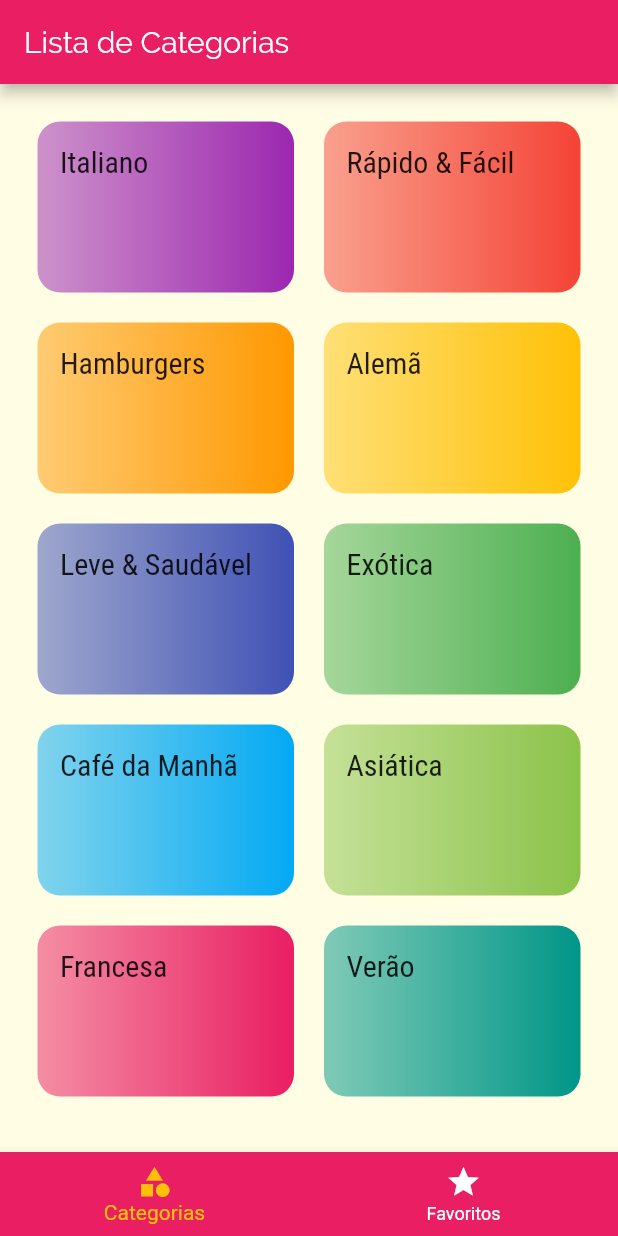
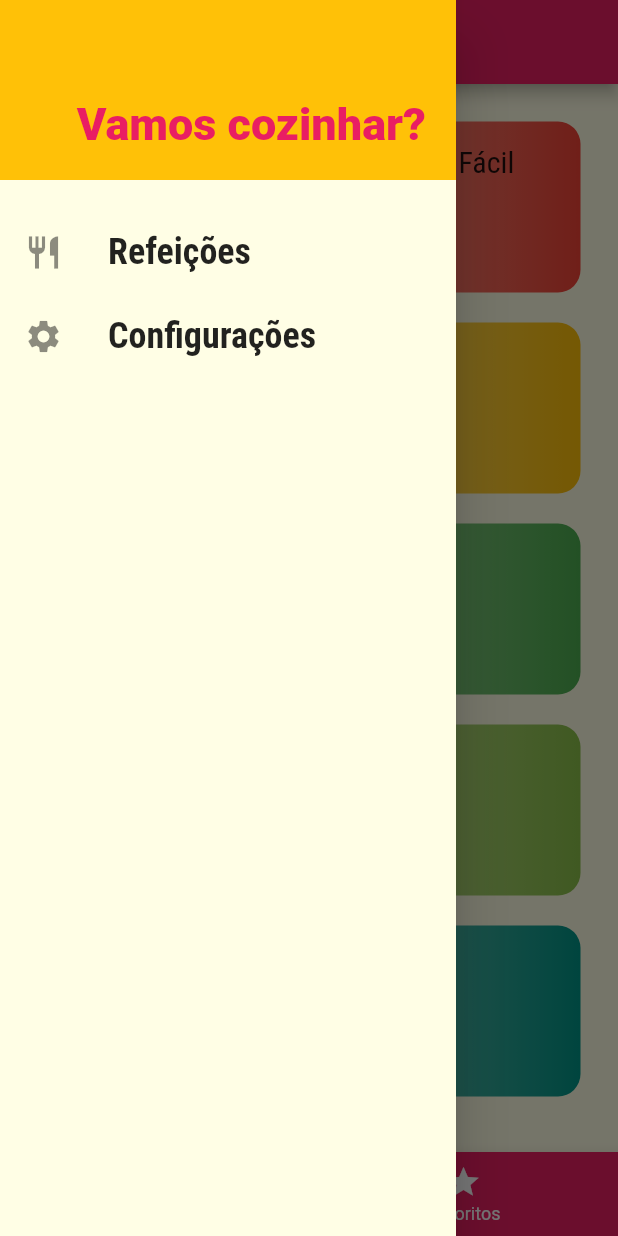
Before and after one commit to forstudents/meals_v1, a Flutter app: the screen it shows after launch, with the side drawer open (before the commit the screen has no drawer), on a phone screen of 412 x 824 dp. Run offline on Flutter 3.47's test engine with Material 2 defaults, Android fonts, the phone set to English and light mode, and no system bars.

Commit message:
Adicionando drawer "menu"

```diff
--- a/lib/main.dart
+++ b/lib/main.dart
@@ -4,6 +4,7 @@ import 'package:meals/screens/categories_screen.dart';
 import 'package:meals/screens/meal_detail_screen.dart';
 import 'package:meals/screens/tabs_screen.dart';
 import 'package:meals/utils/app_routes.dart';
+import 'package:meals/widgets/settings_screen.dart';
 
 void main() => runApp(MyApp());
 
@@ -27,6 +28,7 @@ class MyApp extends StatelessWidget {
       routes: {
         AppRoutes.CATEGORIES_MEALS: (context) => CategoriesMealsScreen(),
         AppRoutes.MEAL_DETAIL: (context) => MealDetailScreen(),
+        AppRoutes.SETTINGS: (context) => SettingsScreen(),
       },
       onUnknownRoute: (settings) =>
           MaterialPageRoute(builder: (context) => CategoriesScreen()),
--- a/lib/screens/tabs_screen.dart
+++ b/lib/screens/tabs_screen.dart
@@ -1,6 +1,7 @@
 import 'package:flutter/material.dart';
 import 'package:meals/screens/categories_screen.dart';
 import 'package:meals/screens/favorite_screens.dart';
+import 'package:meals/widgets/main_drawer.dart';
 
 class TabsScreen extends StatefulWidget {
   @override
@@ -46,6 +47,7 @@ class _TabsScreenState extends State<TabsScreen> {
           ),
         ],
       ),
+      drawer: MainDrawer(),
     );
   }
 }
--- a/lib/utils/app_routes.dart
+++ b/lib/utils/app_routes.dart
@@ -3,4 +3,5 @@ class AppRoutes {
   static const HOME = '/';
   static const CATEGORIES_MEALS = '/categories-meals';
   static const MEAL_DETAIL = '/meal-detail';
+  static const SETTINGS = '/settings';
 }
--- /dev/null
+++ b/lib/widgets/main_drawer.dart
@@ -0,0 +1,53 @@
+import 'package:flutter/material.dart';
+import 'package:meals/utils/app_routes.dart';
+
+class MainDrawer extends StatelessWidget {
+  Widget _createItem(IconData icon, String label, Function onTap) {
+    return ListTile(
+      leading: Icon(
+        icon,
+        size: 26,
+      ),
+      title: Text(
+        label,
+        style: TextStyle(
+          fontFamily: 'RobotoCondensed',
+          fontSize: 24,
+          fontWeight: FontWeight.bold,
+        ),
+      ),
+      onTap: onTap
+    );
+  }
+
+  @override
+  Widget build(BuildContext context) {
+        return Drawer(
+          child: Column(
+            children: <Widget>[
+              Container(
+                height: 120,
+                width: double.infinity,
+                padding: EdgeInsets.all(20),
+                color: Theme.of(context).accentColor,
+                alignment: Alignment.bottomRight,
+                child: Text(
+                  'Vamos cozinhar?',
+                  style: TextStyle(
+                      fontWeight: FontWeight.w900,
+                      fontSize: 30,
+                      color: Theme.of(context).primaryColor),
+                ),
+              ),
+              SizedBox(
+                height: 20,
+              ),
+              _createItem(Icons.restaurant, 'Refeições',
+                  () => Navigator.of(context).pushNamed(AppRoutes.HOME)),
+              _createItem(Icons.settings, 'Configurações',
+                  () => Navigator.of(context).pushNamed(AppRoutes.SETTINGS)),
+        ],
+      ),
+    );
+  }
+}
--- /dev/null
+++ b/lib/widgets/settings_screen.dart
@@ -0,0 +1,15 @@
+import 'package:flutter/material.dart';
+
+class SettingsScreen extends StatelessWidget {
+  @override
+  Widget build(BuildContext context) {
+    return Scaffold(
+      appBar: AppBar(
+        title: Text('Configurações'),
+      ),
+      body: Center(
+        child: Text('Configurações!'),
+      ),
+    );
+  }
+}
```
